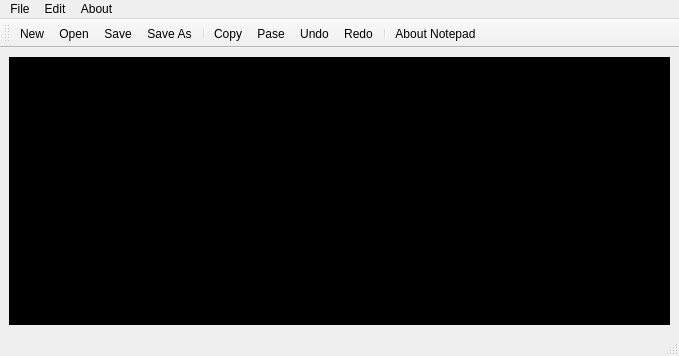
This is mainwindow.ui in stepin104734/NOTEPAD as Qt 5 draws it before an edit. The edited form follows.
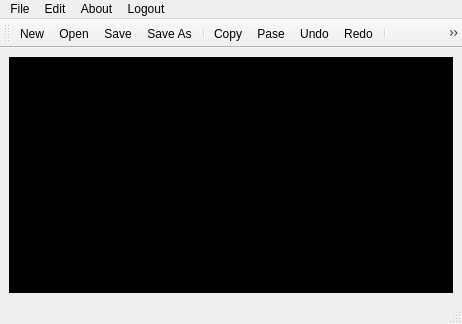
This is the edited form. Icons and pictures are not drawn.

The edit to the form file:
```diff
--- a/mainwindow.ui
+++ b/mainwindow.ui
@@ -6,8 +6,8 @@
    <rect>
     <x>0</x>
     <y>0</y>
-    <width>679</width>
-    <height>356</height>
+    <width>462</width>
+    <height>324</height>
    </rect>
   </property>
   <property name="windowTitle">
@@ -35,7 +35,7 @@
     <rect>
      <x>0</x>
      <y>0</y>
-     <width>679</width>
+     <width>462</width>
      <height>22</height>
     </rect>
    </property>
@@ -66,9 +66,17 @@
     </property>
     <addaction name="actionAbout_Notepad"/>
    </widget>
+   <widget class="QMenu" name="menuLogout">
+    <property name="title">
+     <string>Logout</string>
+    </property>
+    <addaction name="actionExit"/>
+    <addaction name="actionLogout"/>
+   </widget>
    <addaction name="menuFile"/>
    <addaction name="menuEdit"/>
    <addaction name="menuAbout"/>
+   <addaction name="menuLogout"/>
   </widget>
   <widget class="QStatusBar" name="statusbar"/>
   <widget class="QToolBar" name="toolBar">
@@ -92,6 +100,9 @@
    <addaction name="actionRedo"/>
    <addaction name="separator"/>
    <addaction name="actionAbout_Notepad"/>
+   <addaction name="separator"/>
+   <addaction name="actionLogout"/>
+   <addaction name="actionExit"/>
   </widget>
   <action name="actionOpen">
    <property name="icon">
@@ -174,6 +185,24 @@
     <string>About Notepad</string>
    </property>
   </action>
+  <action name="actionExit">
+   <property name="icon">
+    <iconset resource="Resource.qrc">
+     <normaloff>:/Icon's/Resource/icons/Exit.jpeg</normaloff>:/Icon's/Resource/icons/Exit.jpeg</iconset>
+   </property>
+   <property name="text">
+    <string>Exit</string>
+   </property>
+  </action>
+  <action name="actionLogout">
+   <property name="icon">
+    <iconset resource="Resource.qrc">
+     <normaloff>:/Icon's/Resource/icons/logout.png</normaloff>:/Icon's/Resource/icons/logout.png</iconset>
+   </property>
+   <property name="text">
+    <string>Logout</string>
+   </property>
+  </action>
  </widget>
  <resources>
   <include location="Resource.qrc"/>
```
